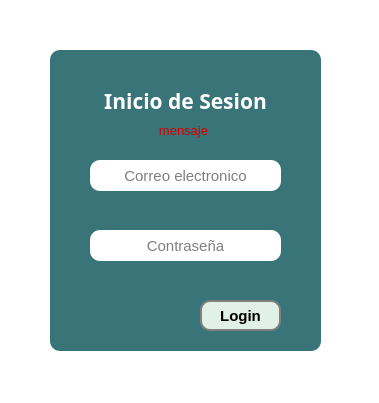
Qt form interface/login.ui (RicardoSRazura/project-control-escolar) before a commit.
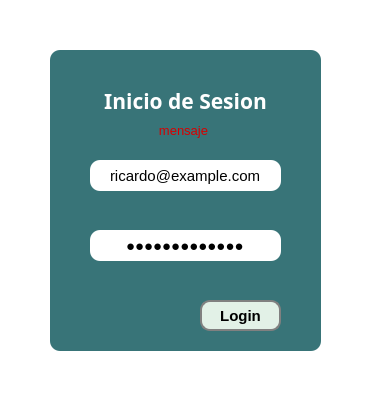
The same form after that commit.

What changed in the file:
```diff
--- a/interface/login.ui
+++ b/interface/login.ui
@@ -82,6 +82,9 @@
     <property name="styleSheet">
      <string notr="true">background-color: rgb(255, 255, 255);</string>
     </property>
+    <property name="text">
+     <string>ricardo@example.com</string>
+    </property>
     <property name="alignment">
      <set>Qt::AlignCenter</set>
     </property>
@@ -107,6 +110,9 @@
     <property name="styleSheet">
      <string notr="true">background-color: rgb(255, 255, 255);</string>
     </property>
+    <property name="text">
+     <string>ricardo123456</string>
+    </property>
     <property name="echoMode">
      <enum>QLineEdit::Password</enum>
     </property>
```
